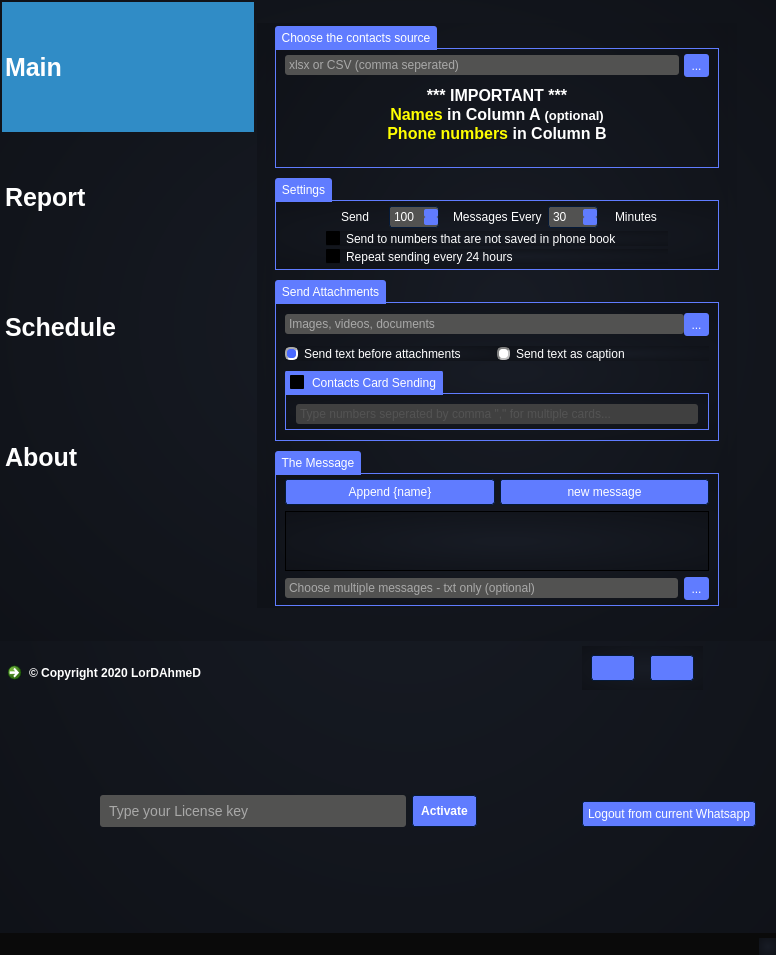
Qt form untitled.ui (thelordahmed/Whatsapp-bulk-sender) before a commit.
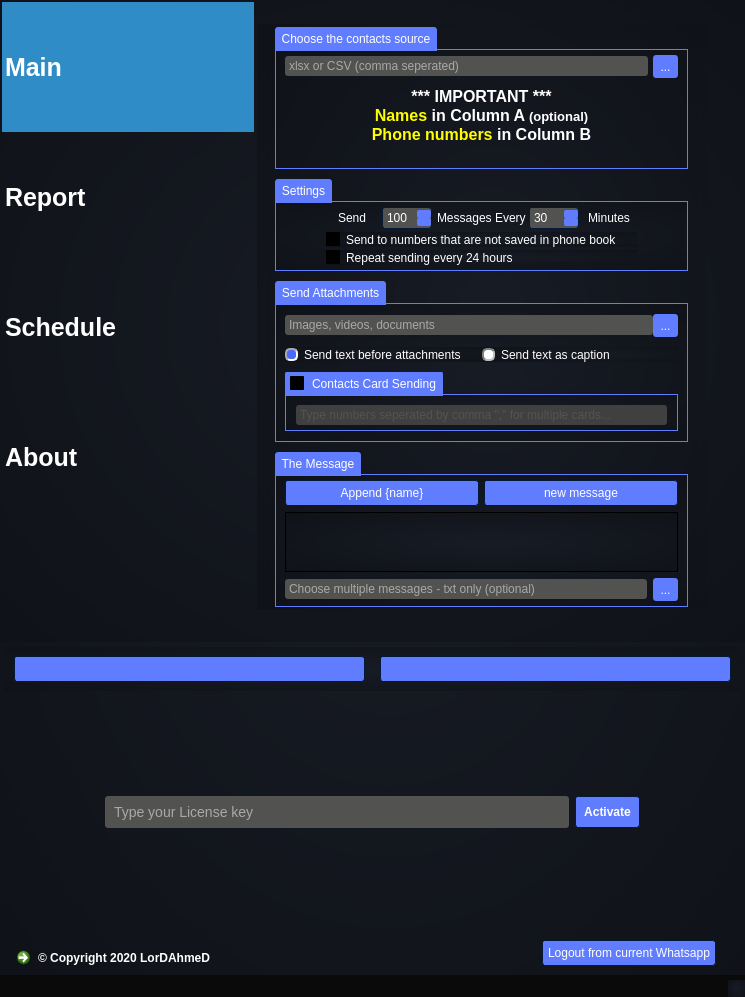
The same form after that commit. Icons and pictures are not drawn.

The edit to the form file:
```diff
--- a/untitled.ui
+++ b/untitled.ui
@@ -6,8 +6,8 @@
    <rect>
     <x>0</x>
     <y>0</y>
-    <width>776</width>
-    <height>955</height>
+    <width>745</width>
+    <height>997</height>
    </rect>
   </property>
   <property name="minimumSize">
@@ -1207,144 +1207,6 @@
     <property name="spacing">
      <number>5</number>
     </property>
-    <item row="2" column="1" colspan="2" alignment="Qt::AlignRight">
-     <widget class="QPushButton" name="logout_btn">
-      <property name="sizePolicy">
-       <sizepolicy hsizetype="Fixed" vsizetype="Fixed">
-        <horstretch>0</horstretch>
-        <verstretch>0</verstretch>
-       </sizepolicy>
-      </property>
-      <property name="font">
-       <font>
-        <family>arial</family>
-        <weight>50</weight>
-        <bold>false</bold>
-       </font>
-      </property>
-      <property name="styleSheet">
-       <string notr="true">margin-right : 20px</string>
-      </property>
-      <property name="text">
-       <string>Logout from current Whatsapp</string>
-      </property>
-     </widget>
-    </item>
-    <item row="1" column="0">
-     <widget class="QCommandLinkButton" name="commandLinkButton">
-      <property name="maximumSize">
-       <size>
-        <width>16777215</width>
-        <height>25</height>
-       </size>
-      </property>
-      <property name="font">
-       <font>
-        <family>arial</family>
-       </font>
-      </property>
-      <property name="cursor">
-       <cursorShape>PointingHandCursor</cursorShape>
-      </property>
-      <property name="styleSheet">
-       <string notr="true">background: transparent;
-border:0</string>
-      </property>
-      <property name="text">
-       <string>© Copyright 2020 LorDAhmeD</string>
-      </property>
-      <property name="icon">
-       <iconset theme=";">
-        <normaloff>../Yellow Pages sg</normaloff>../Yellow Pages sg</iconset>
-      </property>
-     </widget>
-    </item>
-    <item row="2" column="0" alignment="Qt::AlignVCenter">
-     <widget class="QFrame" name="license_frame">
-      <property name="sizePolicy">
-       <sizepolicy hsizetype="Preferred" vsizetype="Fixed">
-        <horstretch>0</horstretch>
-        <verstretch>0</verstretch>
-       </sizepolicy>
-      </property>
-      <property name="styleSheet">
-       <string notr="true">QFrame{
-	background:transparent
-}</string>
-      </property>
-      <layout class="QVBoxLayout" name="_2">
-       <property name="leftMargin">
-        <number>100</number>
-       </property>
-       <property name="topMargin">
-        <number>100</number>
-       </property>
-       <property name="rightMargin">
-        <number>100</number>
-       </property>
-       <property name="bottomMargin">
-        <number>0</number>
-       </property>
-       <item>
-        <layout class="QHBoxLayout" name="horizontalLayout_25">
-         <property name="topMargin">
-          <number>0</number>
-         </property>
-         <item>
-          <widget class="QLineEdit" name="license_le">
-           <property name="styleSheet">
-            <string notr="true">padding:7px;
-font-size:14px</string>
-           </property>
-           <property name="placeholderText">
-            <string>Type your License key</string>
-           </property>
-          </widget>
-         </item>
-         <item>
-          <widget class="QPushButton" name="license_btn">
-           <property name="styleSheet">
-            <string notr="true">padding:8px;
-font-weight:bold</string>
-           </property>
-           <property name="text">
-            <string>Activate</string>
-           </property>
-          </widget>
-         </item>
-        </layout>
-       </item>
-       <item>
-        <widget class="QTextBrowser" name="license_status_label">
-         <property name="sizePolicy">
-          <sizepolicy hsizetype="Preferred" vsizetype="Preferred">
-           <horstretch>0</horstretch>
-           <verstretch>0</verstretch>
-          </sizepolicy>
-         </property>
-         <property name="minimumSize">
-          <size>
-           <width>0</width>
-           <height>100</height>
-          </size>
-         </property>
-         <property name="maximumSize">
-          <size>
-           <width>16777215</width>
-           <height>100</height>
-          </size>
-         </property>
-         <property name="styleSheet">
-          <string notr="true">color:#e63c41;
-font-weight:bold;
-border:none;
-</string>
-         </property>
-        </widget>
-       </item>
-      </layout>
-     </widget>
-    </item>
     <item row="0" column="0" colspan="3">
      <widget class="QFrame" name="main_frame">
       <layout class="QHBoxLayout" name="horizontalLayout_8" stretch="0,1">
@@ -2495,6 +2357,158 @@
       </layout>
      </widget>
     </item>
+    <item row="3" column="0" colspan="3">
+     <widget class="QFrame" name="horizontalFrame">
+      <property name="styleSheet">
+       <string notr="true">QFrame{
+	background:transparent
+}</string>
+      </property>
+      <layout class="QHBoxLayout" name="horizontalLayout_13">
+       <property name="topMargin">
+        <number>1</number>
+       </property>
+       <item alignment="Qt::AlignLeft">
+        <widget class="QCommandLinkButton" name="commandLinkButton">
+         <property name="maximumSize">
+          <size>
+           <width>16777215</width>
+           <height>25</height>
+          </size>
+         </property>
+         <property name="font">
+          <font>
+           <family>arial</family>
+          </font>
+         </property>
+         <property name="cursor">
+          <cursorShape>PointingHandCursor</cursorShape>
+         </property>
+         <property name="styleSheet">
+          <string notr="true">background: transparent;
+border:0</string>
+         </property>
+         <property name="text">
+          <string>© Copyright 2020 LorDAhmeD</string>
+         </property>
+         <property name="icon">
+          <iconset theme=";">
+           <normaloff>../Yellow Pages sg</normaloff>../Yellow Pages sg</iconset>
+         </property>
+        </widget>
+       </item>
+       <item alignment="Qt::AlignRight">
+        <widget class="QPushButton" name="logout_btn">
+         <property name="sizePolicy">
+          <sizepolicy hsizetype="Fixed" vsizetype="Fixed">
+           <horstretch>0</horstretch>
+           <verstretch>0</verstretch>
+          </sizepolicy>
+         </property>
+         <property name="font">
+          <font>
+           <family>arial</family>
+           <weight>50</weight>
+           <bold>false</bold>
+          </font>
+         </property>
+         <property name="styleSheet">
+          <string notr="true">margin-right : 20px</string>
+         </property>
+         <property name="text">
+          <string>Logout from current Whatsapp</string>
+         </property>
+        </widget>
+       </item>
+      </layout>
+     </widget>
+    </item>
+    <item row="2" column="1">
+     <widget class="QFrame" name="license_frame">
+      <property name="sizePolicy">
+       <sizepolicy hsizetype="Preferred" vsizetype="Fixed">
+        <horstretch>0</horstretch>
+        <verstretch>0</verstretch>
+       </sizepolicy>
+      </property>
+      <property name="styleSheet">
+       <string notr="true">QFrame{
+	background:transparent
+}</string>
+      </property>
+      <layout class="QVBoxLayout" name="_2">
+       <property name="leftMargin">
+        <number>100</number>
+       </property>
+       <property name="topMargin">
+        <number>100</number>
+       </property>
+       <property name="rightMargin">
+        <number>100</number>
+       </property>
+       <property name="bottomMargin">
+        <number>0</number>
+       </property>
+       <item>
+        <layout class="QHBoxLayout" name="horizontalLayout_25">
+         <property name="topMargin">
+          <number>0</number>
+         </property>
+         <item>
+          <widget class="QLineEdit" name="license_le">
+           <property name="styleSheet">
+            <string notr="true">padding:7px;
+font-size:14px</string>
+           </property>
+           <property name="placeholderText">
+            <string>Type your License key</string>
+           </property>
+          </widget>
+         </item>
+         <item>
+          <widget class="QPushButton" name="license_btn">
+           <property name="styleSheet">
+            <string notr="true">padding:8px;
+font-weight:bold</string>
+           </property>
+           <property name="text">
+            <string>Activate</string>
+           </property>
+          </widget>
+         </item>
+        </layout>
+       </item>
+       <item>
+        <widget class="QTextBrowser" name="license_status_label">
+         <property name="sizePolicy">
+          <sizepolicy hsizetype="Preferred" vsizetype="Preferred">
+           <horstretch>0</horstretch>
+           <verstretch>0</verstretch>
+          </sizepolicy>
+         </property>
+         <property name="minimumSize">
+          <size>
+           <width>0</width>
+           <height>100</height>
+          </size>
+         </property>
+         <property name="maximumSize">
+          <size>
+           <width>16777215</width>
+           <height>100</height>
+          </size>
+         </property>
+         <property name="styleSheet">
+          <string notr="true">color:#e63c41;
+font-weight:bold;
+border:none;
+</string>
+         </property>
+        </widget>
+       </item>
+      </layout>
+     </widget>
+    </item>
    </layout>
   </widget>
   <widget class="QStatusBar" name="statusbar"/>
```
